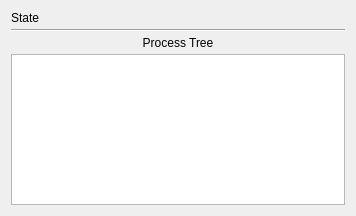
Old version of the form src/sessionoptions/sessionoptionslocalshellstate.ui in the repository QQxiaoming/quardCRT.
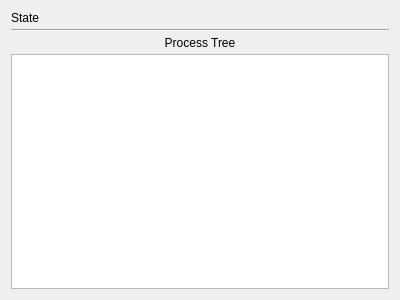
New version of the form.

```diff
--- a/src/sessionoptions/sessionoptionslocalshellstate.ui
+++ b/src/sessionoptions/sessionoptionslocalshellstate.ui
@@ -6,9 +6,15 @@
    <rect>
     <x>0</x>
     <y>0</y>
-    <width>356</width>
-    <height>216</height>
+    <width>400</width>
+    <height>300</height>
    </rect>
+  </property>  
+  <property name="sizePolicy">
+   <sizepolicy hsizetype="Expanding" vsizetype="Expanding">
+    <horstretch>0</horstretch>
+    <verstretch>0</verstretch>
+   </sizepolicy>
   </property>
   <layout class="QVBoxLayout" name="verticalLayout">
    <property name="spacing">
```
Left out of the diff: 6 changed lines with no effect on the pictures.
